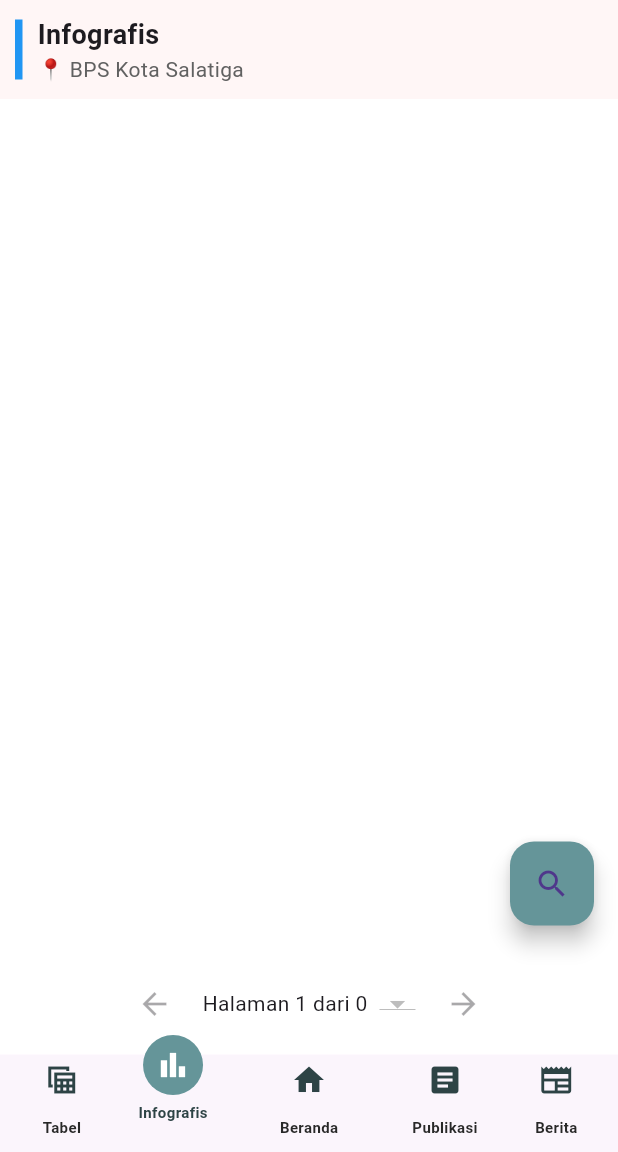
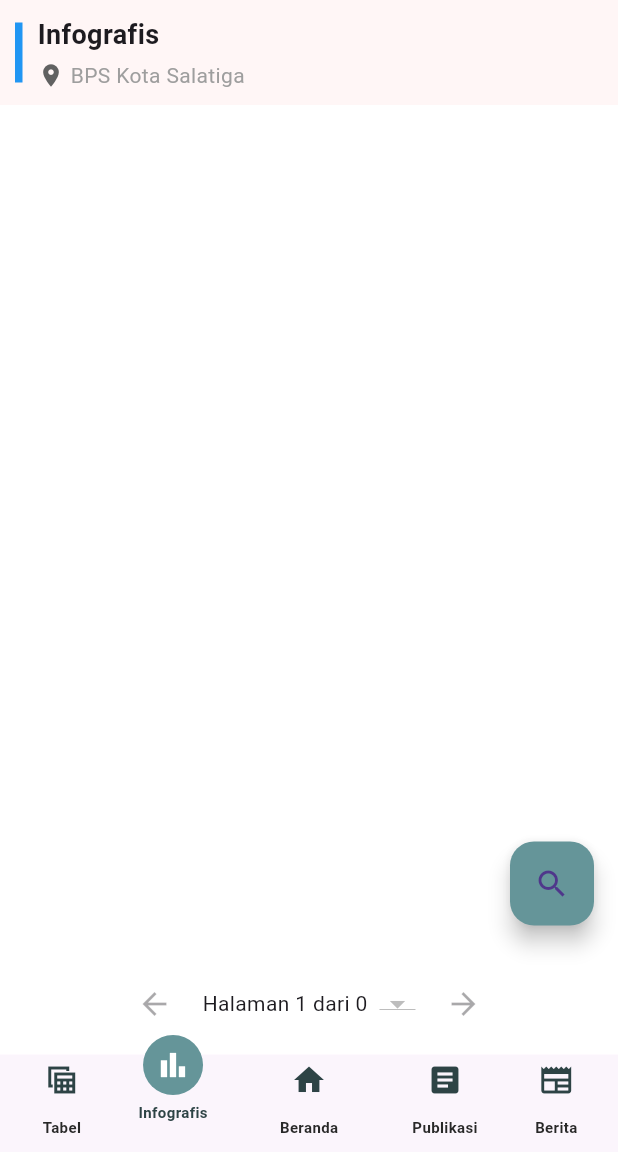
Before and after one commit to AmmaarSiraj/SITIGA, a Flutter app: the screen it shows after launch, item 2 of the bottom bar chosen, on a phone screen of 412 x 824 dp, the part 84-1236 px from its top. Run offline on Flutter 3.47's test engine with Material 3 defaults, Android fonts, the phone set to English and light mode, and no system bars; our stand-ins replace carousel_slider, flutter_html, flutter_svg, gallery_saver, google_fonts, html_unescape and 2 more; network calls fail; project files that could hold a hidden picture were left out.

Commit message:
update header setiap page dgn kombinasi row berisi icon & text supaya lebih rapi

```diff
--- a/lib/infographic/infographic_list_screen.dart
+++ b/lib/infographic/infographic_list_screen.dart
@@ -53,12 +53,25 @@ class _InfographicListScreenState extends State<InfographicListScreen> {
                       Container(width: 5, height: 40, color: Colors.blue),
                       const SizedBox(width: 10),
                       Column(
-                        crossAxisAlignment: CrossAxisAlignment.start,
-                        children: [
-                          const Text("Infografis", style: TextStyle(fontSize: 18, fontWeight: FontWeight.bold)),
-                          Text("📍 BPS Kota Salatiga", style: TextStyle(fontSize: 14, color: Colors.grey[700])),
-                        ],
-                      ),
+  crossAxisAlignment: CrossAxisAlignment.start,
+  children: [
+    const Text(
+      "Infografis",
+      style: TextStyle(fontSize: 18, fontWeight: FontWeight.bold),
+    ),
+    const SizedBox(height: 4), // Jarak antara "Publikasi" dan lokasi
+    Row(
+      children: [
+        Icon(Icons.location_on, size: 18, color: Colors.grey[700]),
+        const SizedBox(width: 4),
+        const Text(
+          "BPS Kota Salatiga",
+          style: TextStyle(fontSize: 14, color: Colors.grey),
+        ),
+      ],
+    ),
+  ],
+),
                     ],
                   ),
                 ),
--- a/lib/tabel/tabel.dart
+++ b/lib/tabel/tabel.dart
@@ -7,6 +7,9 @@ import '../../components/appbar.dart';
 import '../tabel/tabel_service.dart'; // <- Import service baru
 
 class MyApp extends StatelessWidget {
+
+
+
   @override
   Widget build(BuildContext context) {
     return MaterialApp(
```
Also changed, not shown: lib/Search/search_page.dart (+15 -7 lines), lib/components/modern_filter_screen.dart (+11 -4 lines), lib/news/news_header.dart (+11 -3 lines), lib/publikasi/publikasi_header.dart (+10 -3 lines).
